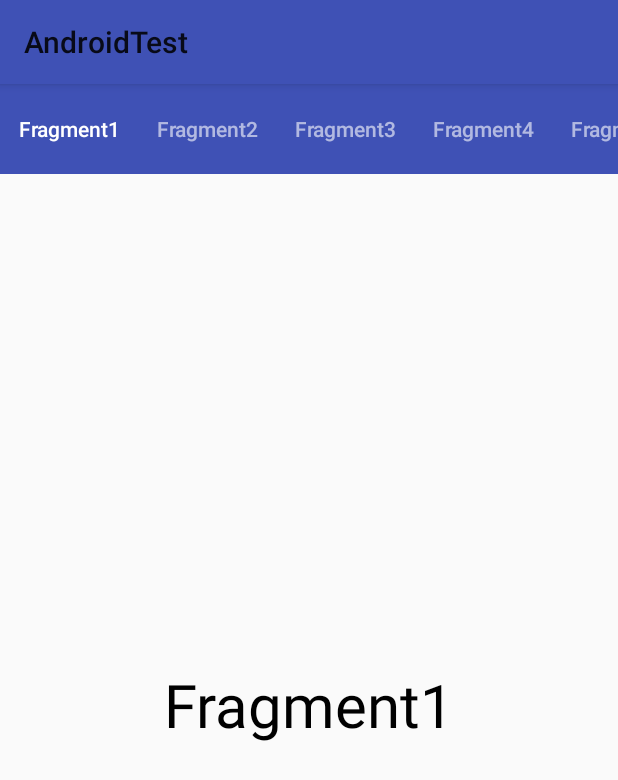
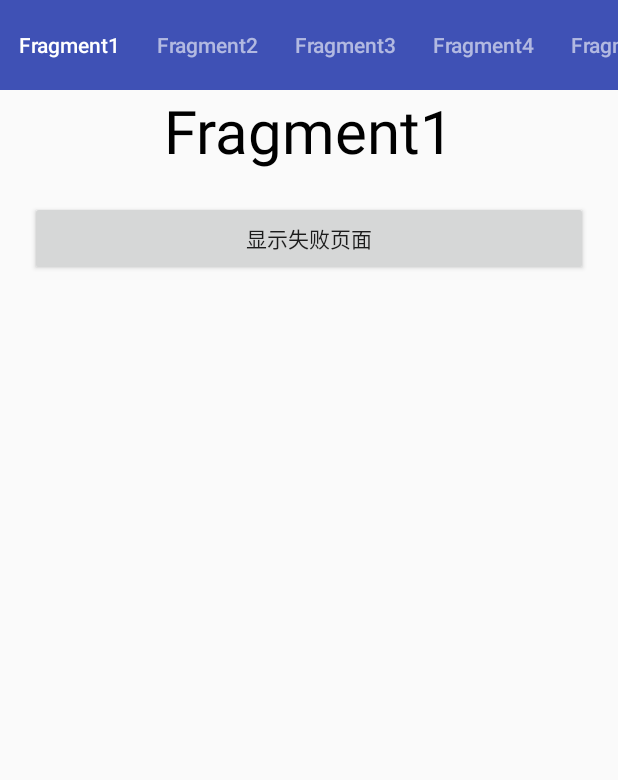
Before and after one commit to ADeveloperH/AndroidTest, an Android app: the BaseFragment screen opened directly, with no data from a screen before it, on a phone screen of 412 x 824 dp. Shown: the top 780 px of the screen. Run offline under Robolectric (Android 15) with nearby library versions, the light colour scheme and no system bars; our stand-ins replace ButterKnife.

Commit message:
Fragment加入状态管理

```diff
--- a/app/src/main/java/com/mobile/androidtest/BaseFragment.java
+++ b/app/src/main/java/com/mobile/androidtest/BaseFragment.java
@@ -6,7 +6,11 @@ import android.support.v4.app.Fragment;
 import android.view.LayoutInflater;
 import android.view.View;
 import android.view.ViewGroup;
+import android.widget.Button;
 import android.widget.TextView;
+
+import com.mobile.androidtest.pagestate.PageListener;
+import com.mobile.androidtest.pagestate.PageStateManager;
 
 /**
  * author：hj
@@ -22,6 +26,7 @@ public class BaseFragment extends Fragment {
 
     private static String ARG_PARAM = "content";
     private String content;
+    private PageStateManager pageStateManager;
 
     public static BaseFragment newInstance(String title) {
         BaseFragment fragment = new BaseFragment();
@@ -48,7 +53,24 @@ public class BaseFragment extends Fragment {
     @Override
     public void onActivityCreated(@Nullable Bundle savedInstanceState) {
         super.onActivityCreated(savedInstanceState);
+        pageStateManager = new PageStateManager.Builder(getView().findViewById(R.id.ll_container)).build();
         TextView tvContent = (TextView) getView().findViewById(R.id.content);
         tvContent.setText(content);
+        Button btnShowError = (Button) getView().findViewById(R.id.btn_show_error);
+
+        btnShowError.setOnClickListener(new View.OnClickListener() {
+            @Override
+            public void onClick(View v) {
+                pageStateManager.showRetryView("这里模拟的是Fragment失败的页面");
+            }
+        });
+
+        pageStateManager.setPageListener(new PageListener() {
+            @Override
+            public void onRetry(View retryClickView) {
+                pageStateManager.showContent();
+            }
+        });
+
     }
 }
--- a/app/src/main/java/com/mobile/androidtest/FragmentActivity.java
+++ b/app/src/main/java/com/mobile/androidtest/FragmentActivity.java
@@ -48,6 +48,7 @@ public class FragmentActivity extends AppCompatActivity {
         } else {
             tablayout.setTabMode(TabLayout.MODE_FIXED);
         }
+        viewpager.setOffscreenPageLimit(fragmentList.size() - 1);
 
         tablayout.setupWithViewPager(viewpager);
         /**
--- a/app/src/main/java/com/mobile/androidtest/pagestate/PageStateManager.java
+++ b/app/src/main/java/com/mobile/androidtest/pagestate/PageStateManager.java
@@ -113,9 +113,6 @@ public class PageStateManager {
     }
 
 
-
-
-
     public void setPageListener(final PageListener pageListener) {
         if (pageStateLayout != null) {
             pageStateLayout.setPageListener(pageListener);
--- a/app/src/main/res/layout/fragment_layout.xml
+++ b/app/src/main/res/layout/fragment_layout.xml
@@ -4,12 +4,28 @@
     android:layout_height="match_parent"
     android:orientation="vertical">
 
-    <TextView
-        android:id="@+id/content"
+    <LinearLayout
+        android:id="@+id/ll_container"
         android:layout_width="match_parent"
         android:layout_height="match_parent"
-        android:gravity="center"
-        android:text="这里是Fragment"
-        android:textColor="#000"
-        android:textSize="40dp" />
+        android:orientation="vertical">
+
+        <TextView
+            android:id="@+id/content"
+            android:layout_width="match_parent"
+            android:layout_height="wrap_content"
+            android:gravity="center"
+            android:text="这里是Fragment"
+            android:textColor="#000"
+            android:textSize="40dp" />
+
+        <Button
+            android:id="@+id/btn_show_error"
+            android:layout_width="match_parent"
+            android:layout_height="50dp"
+            android:layout_margin="20dp"
+            android:text="显示失败页面" />
+    </LinearLayout>
+
+
 </LinearLayout>
--- a/app/src/main/res/values/styles.xml
+++ b/app/src/main/res/values/styles.xml
@@ -1,7 +1,7 @@
 <resources>
 
     <!-- Base application theme. -->
-    <style name="AppTheme" parent="Theme.AppCompat.Light">
+    <style name="AppTheme" parent="Theme.AppCompat.Light.NoActionBar">
         <!-- Customize your theme here. -->
         <item name="colorPrimary">@color/colorPrimary</item>
         <item name="colorPrimaryDark">@color/colorPrimaryDark</item>
```
